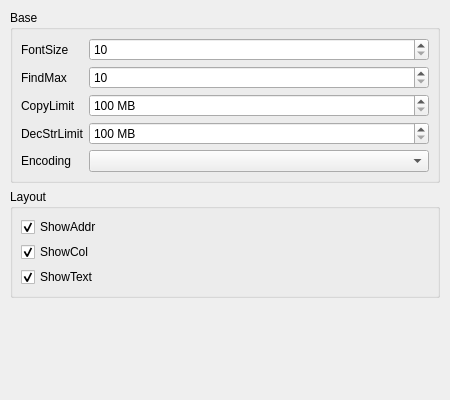
This is src/settings/editorsettingdialog.ui in Wing-summer/WingHexExplorer2 as Qt 5 draws it before an edit. The edited form follows.
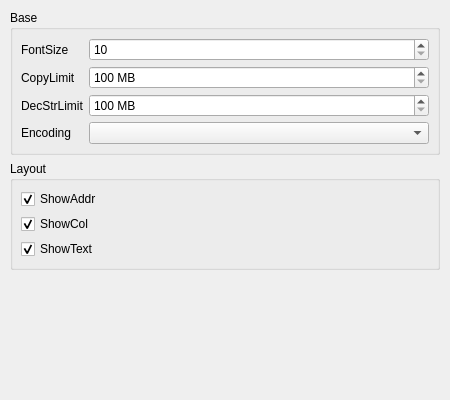
This is the edited form.

What changed in the file:
```diff
--- a/src/settings/editorsettingdialog.ui
+++ b/src/settings/editorsettingdialog.ui
@@ -80,30 +80,13 @@
        </widget>
       </item>
       <item row="1" column="0">
-       <widget class="QLabel" name="label_2">
-        <property name="text">
-         <string>FindMax</string>
-        </property>
-       </widget>
-      </item>
-      <item row="1" column="1">
-       <widget class="QSpinBox" name="sbFindMax">
-        <property name="minimum">
-         <number>10</number>
-        </property>
-        <property name="maximum">
-         <number>10000</number>
-        </property>
-       </widget>
-      </item>
-      <item row="2" column="0">
        <widget class="QLabel" name="label_3">
         <property name="text">
          <string>CopyLimit</string>
         </property>
        </widget>
       </item>
-      <item row="2" column="1">
+      <item row="1" column="1">
        <widget class="QSpinBox" name="sbCopyLimit">
         <property name="suffix">
          <string notr="true"> MB</string>
@@ -116,14 +99,14 @@
         </property>
        </widget>
       </item>
-      <item row="3" column="0">
+      <item row="2" column="0">
        <widget class="QLabel" name="label_4">
         <property name="text">
          <string>DecStrLimit</string>
         </property>
        </widget>
       </item>
-      <item row="3" column="1">
+      <item row="2" column="1">
        <widget class="QSpinBox" name="sbDecStrLimit">
         <property name="suffix">
          <string notr="true"> MB</string>
@@ -136,14 +119,14 @@
         </property>
        </widget>
       </item>
-      <item row="4" column="0">
+      <item row="3" column="0">
        <widget class="QLabel" name="label_5">
         <property name="text">
          <string>Encoding</string>
         </property>
        </widget>
       </item>
-      <item row="4" column="1">
+      <item row="3" column="1">
        <widget class="QComboBox" name="cbEncodingBox"/>
       </item>
      </layout>
```
